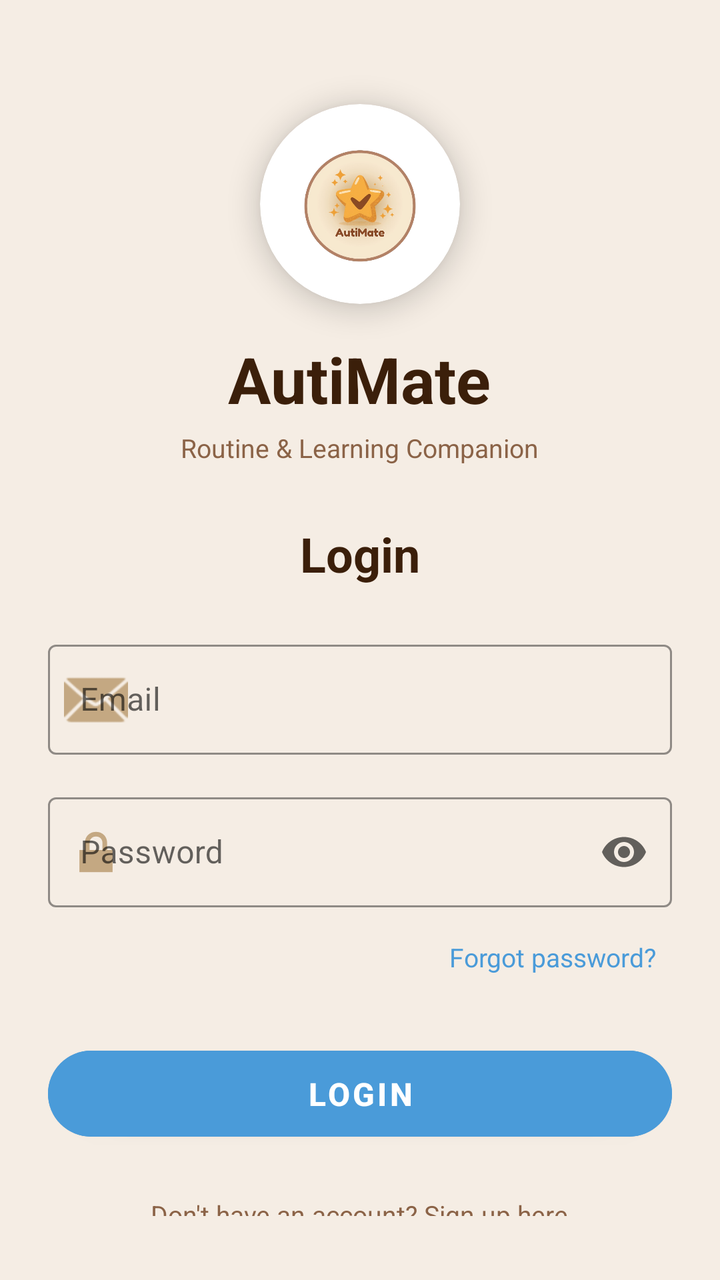
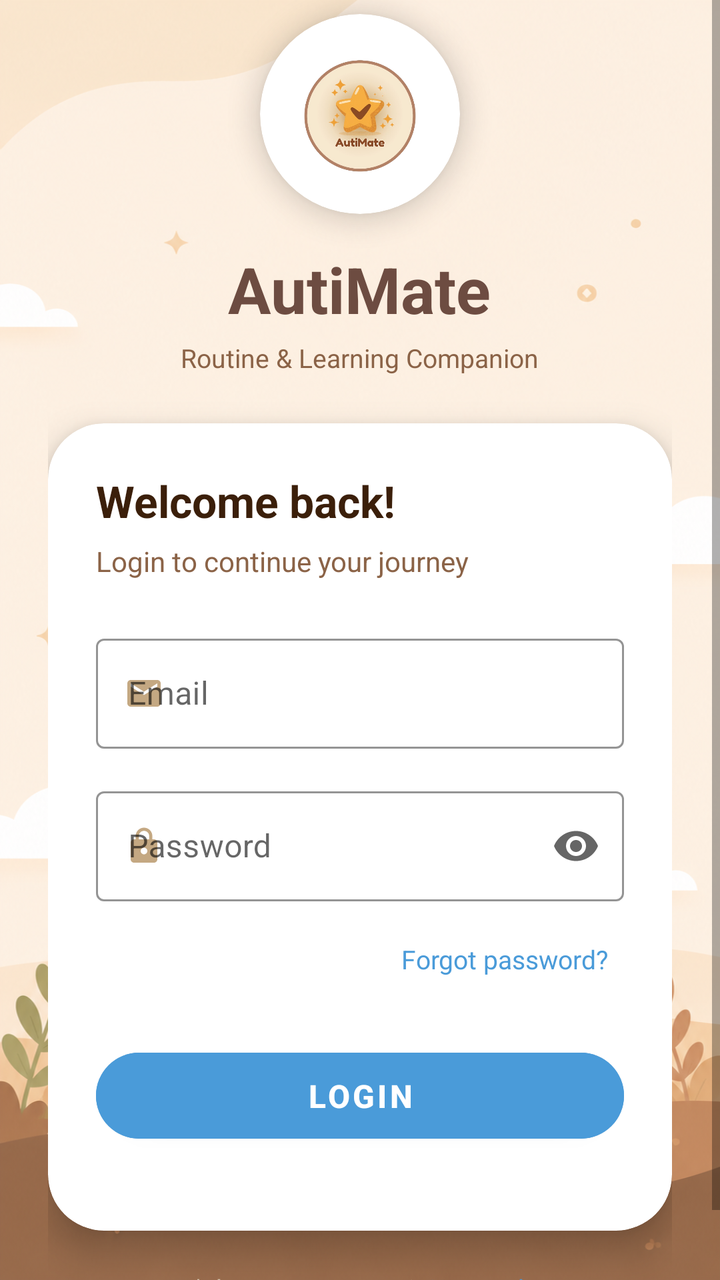

Two renders of the same Android screen: before a commit and after it. Below are the layout's source before the change and the commit's diff.
<!-- AndroidManifest.xml: application theme Theme.AutiMate -->
<!-- res/layout/activity_main.xml -->
<?xml version="1.0" encoding="utf-8"?>
<LinearLayout xmlns:android="http://schemas.android.com/apk/res/android"
    xmlns:app="http://schemas.android.com/apk/res-auto"
    android:layout_width="match_parent"
    android:layout_height="match_parent"
    android:orientation="vertical"
    android:background="@color/cream"
    android:padding="24dp">

    
    <LinearLayout
        android:layout_width="match_parent"
        android:layout_height="0dp"
        android:layout_weight="0.4"
        android:orientation="vertical"
        android:gravity="center">

        
        <androidx.cardview.widget.CardView
            android:layout_width="100dp"
            android:layout_height="100dp"
            app:cardCornerRadius="50dp"
            app:cardElevation="8dp"
            app:cardBackgroundColor="@color/white"
            android:layout_marginBottom="16dp">

            <ImageView
                android:layout_width="60dp"
                android:layout_height="60dp"
                android:src="@drawable/autimate_logo"
                android:layout_gravity="center"/>

        </androidx.cardview.widget.CardView>

        
        <TextView
            android:layout_width="wrap_content"
            android:layout_height="wrap_content"
            android:text="AutiMate"
            android:textSize="32sp"
            android:textStyle="bold"
            android:textColor="@color/text_dark"/>

        <TextView
            android:layout_width="wrap_content"
            android:layout_height="wrap_content"
            android:text="Routine &amp; Learning Companion"
            android:textSize="13sp"
            android:textColor="@color/light_brown"
            android:layout_marginTop="4dp"/>

    </LinearLayout>

    
    <LinearLayout
        android:layout_width="match_parent"
        android:layout_height="0dp"
        android:layout_weight="0.6"
        android:orientation="vertical"
        android:gravity="center">

        
        <TextView
            android:layout_width="wrap_content"
            android:layout_height="wrap_content"
            android:text="Login"
            android:textSize="24sp"
            android:textStyle="bold"
            android:textColor="@color/text_dark"
            android:layout_marginBottom="24dp"
            android:layout_gravity="center"/>

        
        <com.google.android.material.textfield.TextInputLayout
            android:layout_width="match_parent"
            android:layout_height="wrap_content"
            style="@style/Widget.MaterialComponents.TextInputLayout.OutlinedBox"
            android:hint="Email"
            app:boxStrokeColor="@color/khaki"
            app:startIconDrawable="@android:drawable/ic_dialog_email"
            app:startIconTint="@color/khaki"
            android:layout_marginBottom="16dp">

            <com.google.android.material.textfield.TextInputEditText
                android:id="@+id/etEmail"
                android:layout_width="match_parent"
                android:layout_height="55dp"
                android:inputType="textEmailAddress"
                android:padding="16dp"/>

        </com.google.android.material.textfield.TextInputLayout>

        
        <com.google.android.material.textfield.TextInputLayout
            android:layout_width="match_parent"
            android:layout_height="wrap_content"
            style="@style/Widget.MaterialComponents.TextInputLayout.OutlinedBox"
            android:hint="Password"
            app:boxStrokeColor="@color/khaki"
            app:endIconMode="password_toggle"
            app:startIconDrawable="@android:drawable/ic_lock_lock"
            app:startIconTint="@color/khaki"
            android:layout_marginBottom="8dp">

            <com.google.android.material.textfield.TextInputEditText
                android:id="@+id/etPassword"
                android:layout_width="match_parent"
                android:layout_height="55dp"
                android:inputType="textPassword"
                android:padding="16dp"/>

        </com.google.android.material.textfield.TextInputLayout>

        
        <TextView
            android:id="@+id/tvForgotPassword"
            android:layout_width="wrap_content"
            android:layout_height="wrap_content"
            android:text="Forgot password?"
            android:textSize="13sp"
            android:textColor="@color/soft_blue"
            android:layout_gravity="end"
            android:layout_marginBottom="24dp"
            android:clickable="true"
            android:focusable="true"
            android:padding="8dp"/>

        
        <Button
            android:id="@+id/btnLogin"
            android:layout_width="match_parent"
            android:layout_height="55dp"
            android:text="LOGIN"
            android:textSize="16sp"
            android:textStyle="bold"
            android:textColor="@color/white"
            android:backgroundTint="@color/soft_blue"
            app:cornerRadius="28dp"
            android:layout_marginBottom="16dp"/>

        
        <TextView
            android:id="@+id/tvSignup"
            android:layout_width="wrap_content"
            android:layout_height="wrap_content"
            android:text="Don't have an account? Sign up here"
            android:textSize="13sp"
            android:textColor="@color/light_brown"
            android:layout_gravity="center"
            android:clickable="true"
            android:focusable="true"
            android:padding="8dp"/>

    </LinearLayout>

</LinearLayout>
<!-- resources referenced by this layout -->
<resources>
  <color name="cream">#F5EDE4</color>
  <color name="khaki">#C4A882</color>
  <color name="light_brown">#8B6347</color>
  <color name="soft_blue">#4A9BD9</color>
  <color name="text_dark">#3B1F0A</color>
  <color name="white">#FFFFFF</color>
  <!-- drawable autimate_logo: png bitmap (drawable, 214619 bytes) -->
  <style name="Theme.AutiMate" parent="Theme.MaterialComponents.DayNight.NoActionBar">
          <item name="colorPrimary">@color/cream</item>
          <item name="colorPrimaryVariant">@color/beige</item>
          <item name="colorOnPrimary">@color/text_dark</item>
          <item name="colorSecondary">@color/soft_blue</item>
          <item name="colorSecondaryVariant">@color/khaki</item>
          <item name="colorOnSecondary">@color/white</item>
          <item name="android:statusBarColor">@color/cream</item>
          <item name="android:windowBackground">@color/cream</item>
          <item name="android:textColor">@color/text_dark</item>
      </style>
  <color name="beige">#EDE5D9</color>
</resources>

<!-- the commit's change to res/layout/activity_main.xml (unified diff, before → after) -->
@@ -1,28 +1,27 @@
 <?xml version="1.0" encoding="utf-8"?>
-<LinearLayout xmlns:android="http://schemas.android.com/apk/res/android"
+<ScrollView xmlns:android="http://schemas.android.com/apk/res/android"
     xmlns:app="http://schemas.android.com/apk/res-auto"
     android:layout_width="match_parent"
     android:layout_height="match_parent"
-    android:orientation="vertical"
-    android:background="@color/cream"
-    android:padding="24dp">
+    android:background="@drawable/bg_splash"
+    android:fillViewport="true">
 
-    
     <LinearLayout
         android:layout_width="match_parent"
-        android:layout_height="0dp"
-        android:layout_weight="0.4"
+        android:layout_height="wrap_content"
         android:orientation="vertical"
-        android:gravity="center">
+        android:padding="24dp"
+        android:gravity="center_horizontal"
+        android:layout_gravity="center">
 
         
         <androidx.cardview.widget.CardView
             android:layout_width="100dp"
             android:layout_height="100dp"
+            android:layout_marginTop="20dp"
             app:cardCornerRadius="50dp"
             app:cardElevation="8dp"
-            app:cardBackgroundColor="@color/white"
-            android:layout_marginBottom="16dp">
+            app:cardBackgroundColor="#FFFFFF">
 
             <ImageView
                 android:layout_width="60dp"
@@ -32,14 +31,14 @@
 
         </androidx.cardview.widget.CardView>
 
-        
         <TextView
             android:layout_width="wrap_content"
             android:layout_height="wrap_content"
             android:text="AutiMate"
             android:textSize="32sp"
             android:textStyle="bold"
-            android:textColor="@color/text_dark"/>
+            android:textColor="@color/brown"
+            android:layout_marginTop="16dp"/>
 
         <TextView
             android:layout_width="wrap_content"
@@ -47,110 +46,145 @@
             android:text="Routine &amp; Learning Companion"
             android:textSize="13sp"
             android:textColor="@color/light_brown"
-            android:layout_marginTop="4dp"/>
+            android:layout_marginTop="4dp"
+            android:layout_marginBottom="24dp"/>
+
+        <androidx.cardview.widget.CardView
+            android:layout_width="match_parent"
+            android:layout_height="wrap_content"
+            app:cardCornerRadius="28dp"
+            app:cardElevation="10dp"
+            app:cardBackgroundColor="#FFFFFF"
+            android:layout_marginBottom="20dp">
+
+            <LinearLayout
+                android:layout_width="match_parent"
+                android:layout_height="wrap_content"
+                android:orientation="vertical"
+                android:padding="24dp">
+
+                <TextView
+                    android:layout_width="wrap_content"
+                    android:layout_height="wrap_content"
+                    android:text="Welcome back!"
+                    android:textSize="22sp"
+                    android:textStyle="bold"
+                    android:textColor="@color/text_dark"
+                    android:layout_marginBottom="6dp"/>
+
+                <TextView
+                    android:layout_width="match_parent"
+                    android:layout_height="wrap_content"
+                    android:text="Login to continue your journey"
+                    android:textSize="14sp"
+                    android:textColor="@color/light_brown"
+                    android:layout_marginBottom="24dp"/>
+
+                
+                <com.google.android.material.textfield.TextInputLayout
+                    android:layout_width="match_parent"
+                    android:layout_height="wrap_content"
+                    style="@style/Widget.MaterialComponents.TextInputLayout.OutlinedBox"
+                    android:hint="Email"
+                    app:boxStrokeColor="@color/khaki"
+                    app:boxStrokeErrorColor="@color/brown"
+                    app:hintTextColor="@color/text_dark"
+                    app:startIconDrawable="@drawable/ic_email_small"
+                    app:startIconTint="@color/khaki"
+                    android:layout_marginBottom="16dp">
+
+                    <com.google.android.material.textfield.TextInputEditText
+                        android:id="@+id/etEmail"
+                        android:layout_width="match_parent"
+                        android:layout_height="55dp"
+                        android:inputType="textEmailAddress"
+                        android:padding="16dp"
+                        android:textColor="@color/text_dark"
+                        android:textSize="16sp"
+                        android:textCursorDrawable="@drawable/cursor_blue"/>
+
+                </com.google.android.material.textfield.TextInputLayout>
+
+                
+                <com.google.android.material.textfield.TextInputLayout
+                    android:layout_width="match_parent"
+                    android:layout_height="wrap_content"
+                    style="@style/Widget.MaterialComponents.TextInputLayout.OutlinedBox"
+                    android:hint="Password"
+                    app:boxStrokeColor="@color/khaki"
+                    app:boxStrokeErrorColor="@color/brown"
+                    app:hintTextColor="@color/text_dark"
+                    app:endIconMode="password_toggle"
+                    app:startIconDrawable="@drawable/ic_lock"
+                    app:startIconTint="@color/khaki"
+                    android:layout_marginBottom="12dp">
+
+                    <com.google.android.material.textfield.TextInputEditText
+                        android:id="@+id/etPassword"
+                        android:layout_width="match_parent"
+                        android:layout_height="55dp"
+                        android:inputType="textPassword"
+                        android:padding="16dp"
+                        android:textColor="@color/text_dark"
+                        android:textSize="16sp"
+                        android:textCursorDrawable="@drawable/cursor_blue"/>
+
+                </com.google.android.material.textfield.TextInputLayout>
+
+                <TextView
+                    android:id="@+id/tvForgotPassword"
+                    android:layout_width="wrap_content"
+                    android:layout_height="wrap_content"
+                    android:text="Forgot password?"
+                    android:textSize="13sp"
+                    android:textColor="@color/soft_blue"
+                    android:layout_gravity="end"
+                    android:layout_marginBottom="24dp"
+                    android:clickable="true"
+                    android:focusable="true"
+                    android:padding="8dp"/>
+
+                <Button
+                    android:id="@+id/btnLogin"
+                    android:layout_width="match_parent"
+                    android:layout_height="55dp"
+                    android:text="LOGIN"
+                    android:textSize="16sp"
+                    android:textStyle="bold"
+                    android:textColor="@color/white"
+                    android:backgroundTint="@color/soft_blue"
+                    app:cornerRadius="28dp"
+                    android:layout_marginBottom="16dp"/>
+
+            </LinearLayout>
+
+        </androidx.cardview.widget.CardView>
+
+        <LinearLayout
+            android:layout_width="match_parent"
+            android:layout_height="wrap_content"
+            android:orientation="horizontal"
+            android:gravity="center">
+
+            <TextView
+                android:layout_width="wrap_content"
+                android:layout_height="wrap_content"
+                android:text="Don't have an account? "
+                android:textSize="13sp"
+                android:textColor="#D4C5B0"/>
+
+            <TextView
+                android:id="@+id/tvSignup"
+                android:layout_width="wrap_content"
+                android:layout_height="wrap_content"
+                android:text="Sign up here"
+                android:textSize="13sp"
+                android:textColor="@color/soft_blue"
+                android:clickable="true"
+                android:focusable="true"/>
+
+        </LinearLayout>
 
     </LinearLayout>
 
-    
-    <LinearLayout
-        android:layout_width="match_parent"
-        android:layout_height="0dp"
-        android:layout_weight="0.6"
-        android:orientation="vertical"
-        android:gravity="center">
-
-        
-        <TextView
-            android:layout_width="wrap_content"
-            android:layout_height="wrap_content"
-            android:text="Login"
-            android:textSize="24sp"
-            android:textStyle="bold"
-            android:textColor="@color/text_dark"
-            android:layout_marginBottom="24dp"
-            android:layout_gravity="center"/>
-
-        
-        <com.google.android.material.textfield.TextInputLayout
-            android:layout_width="match_parent"
-            android:layout_height="wrap_content"
-            style="@style/Widget.MaterialComponents.TextInputLayout.OutlinedBox"
-            android:hint="Email"
-            app:boxStrokeColor="@color/khaki"
-            app:startIconDrawable="@android:drawable/ic_dialog_email"
-            app:startIconTint="@color/khaki"
-            android:layout_marginBottom="16dp">
-
-            <com.google.android.material.textfield.TextInputEditText
-                android:id="@+id/etEmail"
-                android:layout_width="match_parent"
-                android:layout_height="55dp"
-                android:inputType="textEmailAddress"
-                android:padding="16dp"/>
-
-        </com.google.android.material.textfield.TextInputLayout>
-
-        
-        <com.google.android.material.textfield.TextInputLayout
-            android:layout_width="match_parent"
-            android:layout_height="wrap_content"
-            style="@style/Widget.MaterialComponents.TextInputLayout.OutlinedBox"
-            android:hint="Password"
-            app:boxStrokeColor="@color/khaki"
-            app:endIconMode="password_toggle"
-            app:startIconDrawable="@android:drawable/ic_lock_lock"
-            app:startIconTint="@color/khaki"
-            android:layout_marginBottom="8dp">
-
-            <com.google.android.material.textfield.TextInputEditText
-                android:id="@+id/etPassword"
-                android:layout_width="match_parent"
-                android:layout_height="55dp"
-                android:inputType="textPassword"
-                android:padding="16dp"/>
-
-        </com.google.android.material.textfield.TextInputLayout>
-
-        
-        <TextView
-            android:id="@+id/tvForgotPassword"
-            android:layout_width="wrap_content"
-            android:layout_height="wrap_content"
-            android:text="Forgot password?"
-            android:textSize="13sp"
-            android:textColor="@color/soft_blue"
-            android:layout_gravity="end"
-            android:layout_marginBottom="24dp"
-            android:clickable="true"
-            android:focusable="true"
-            android:padding="8dp"/>
-
-        
-        <Button
-            android:id="@+id/btnLogin"
-            android:layout_width="match_parent"
-            android:layout_height="55dp"
-            android:text="LOGIN"
-            android:textSize="16sp"
-            android:textStyle="bold"
-            android:textColor="@color/white"
-            android:backgroundTint="@color/soft_blue"
-            app:cornerRadius="28dp"
-            android:layout_marginBottom="16dp"/>
-
-        
-        <TextView
-            android:id="@+id/tvSignup"
-            android:layout_width="wrap_content"
-            android:layout_height="wrap_content"
-            android:text="Don't have an account? Sign up here"
-            android:textSize="13sp"
-            android:textColor="@color/light_brown"
-            android:layout_gravity="center"
-            android:clickable="true"
-            android:focusable="true"
-            android:padding="8dp"/>
-
-    </LinearLayout>
-
-</LinearLayout>
+</ScrollView>
<!-- resource entries referenced after the edit -->
@@ -1,5 +1,6 @@
 <!-- resources referenced by this layout -->
 <resources>
+  <color name="brown">#6D4C41</color>
   <color name="cream">#F5EDE4</color>
   <color name="khaki">#C4A882</color>
   <color name="light_brown">#8B6347</color>
@@ -7,17 +8,73 @@
   <color name="text_dark">#3B1F0A</color>
   <color name="white">#FFFFFF</color>
   <!-- drawable autimate_logo: png bitmap (drawable, 214619 bytes) -->
+  <!-- drawable bg_splash: png bitmap (drawable, 866944 bytes) -->
+  <!-- drawable cursor_blue (drawable) -->
+  <?xml version="1.0" encoding="utf-8"?>
+  <shape xmlns:android="http://schemas.android.com/apk/res/android"
+      android:shape="rectangle">
+      <size android:width="3dp" />
+      <solid android:color="@color/soft_blue" />
+  </shape>
+  <!-- drawable ic_email_small (drawable) -->
+  <?xml version="1.0" encoding="utf-8"?>
+  <vector xmlns:android="http://schemas.android.com/apk/res/android"
+      android:width="20dp"
+      android:height="20dp"
+      android:viewportWidth="24"
+      android:viewportHeight="24">
+      <path
+          android:fillColor="#8B6347"
+          android:pathData="M20,4H4c-1.1,0 -1.99,0.9 -1.99,2L2,18c0,1.1 0.9,2 2,2h16c1.1,0 2,-0.9 2,-2V6c0,-1.1 -0.9,-2 -2,-2zm0,4l-8,5 -8,-5V6l8,5 8,-5v2z"/>
+  </vector>
+  <!-- drawable ic_lock (drawable) -->
+  <?xml version="1.0" encoding="utf-8"?>
+  <vector xmlns:android="http://schemas.android.com/apk/res/android"
+      android:width="20dp"
+      android:height="20dp"
+      android:viewportWidth="24"
+      android:viewportHeight="24">
+      <path
+          android:fillColor="#8B6347"
+          android:pathData="M18,8h-1V6c0,-2.76 -2.24,-5 -5,-5S7,3.24 7,6v2H6c-1.1,0 -2,0.9 -2,2v10c0,1.1 0.9,2 2,2h12c1.1,0 2,-0.9 2,-2V10c0,-1.1 -0.9,-2 -2,-2zM12,17c-1.1,0 -2,-0.9 -2,-2s0.9,-2 2,-2 2,0.9 2,2 -0.9,2 -2,2zM15.1,8H8.9V6c0,-1.71 1.39,-3.1 3.1,-3.1 1.71,0 3.1,1.39 3.1,3.1v2z"/>
+  </vector>
   <style name="Theme.AutiMate" parent="Theme.MaterialComponents.DayNight.NoActionBar">
+          
           <item name="colorPrimary">@color/cream</item>
           <item name="colorPrimaryVariant">@color/beige</item>
           <item name="colorOnPrimary">@color/text_dark</item>
+  
+          
           <item name="colorSecondary">@color/soft_blue</item>
           <item name="colorSecondaryVariant">@color/khaki</item>
           <item name="colorOnSecondary">@color/white</item>
+  
+          
           <item name="android:statusBarColor">@color/cream</item>
+  
+          
           <item name="android:windowBackground">@color/cream</item>
+  
+          
           <item name="android:textColor">@color/text_dark</item>
+  
+          
+          <item name="android:buttonBarPositiveButtonStyle">@style/LightPositiveButtonStyle</item>
+          <item name="android:buttonBarNegativeButtonStyle">@style/LightNegativeButtonStyle</item>
+          <item name="android:buttonBarNeutralButtonStyle">@style/LightNeutralButtonStyle</item>
       </style>
   <color name="beige">#EDE5D9</color>
+  <style name="LightPositiveButtonStyle" parent="Widget.AppCompat.Button.ButtonBar.AlertDialog">
+          <item name="android:textColor">@android:color/black</item>
+          <item name="android:textStyle">bold</item>
+      </style>
+  <style name="LightNegativeButtonStyle" parent="Widget.AppCompat.Button.ButtonBar.AlertDialog">
+          <item name="android:textColor">@android:color/black</item>
+          <item name="android:textStyle">bold</item>
+      </style>
+  <style name="LightNeutralButtonStyle" parent="Widget.AppCompat.Button.ButtonBar.AlertDialog">
+          <item name="android:textColor">@android:color/black</item>
+          <item name="android:textStyle">bold</item>
+      </style>
 </resources>
 
